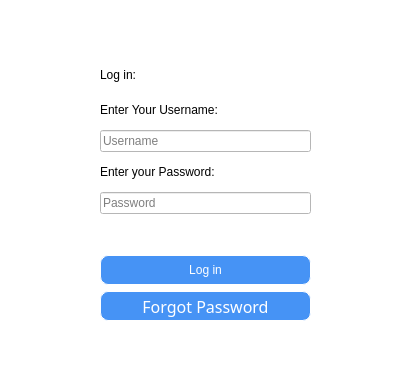
Above: ui_files/authentication/test_login.ui from christianfoster2025/messaging_project before the change. Below: the same form after it.
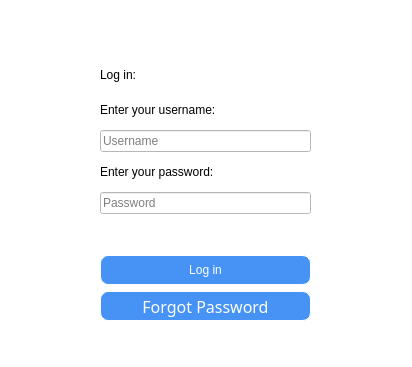
That is the form after the change.

```diff
--- a/ui_files/authentication/test_login.ui
+++ b/ui_files/authentication/test_login.ui
@@ -40,7 +40,7 @@
      <item>
       <widget class="QLabel" name="label_2">
        <property name="text">
-        <string>Enter Your Username:</string>
+        <string>Enter your username:</string>
        </property>
       </widget>
      </item>
@@ -57,7 +57,7 @@
      <item>
       <widget class="QLabel" name="label_3">
        <property name="text">
-        <string>Enter your Password:</string>
+        <string>Enter your password:</string>
        </property>
       </widget>
      </item>
```
Left out of the diff: 2 changed lines with no effect on the pictures.
